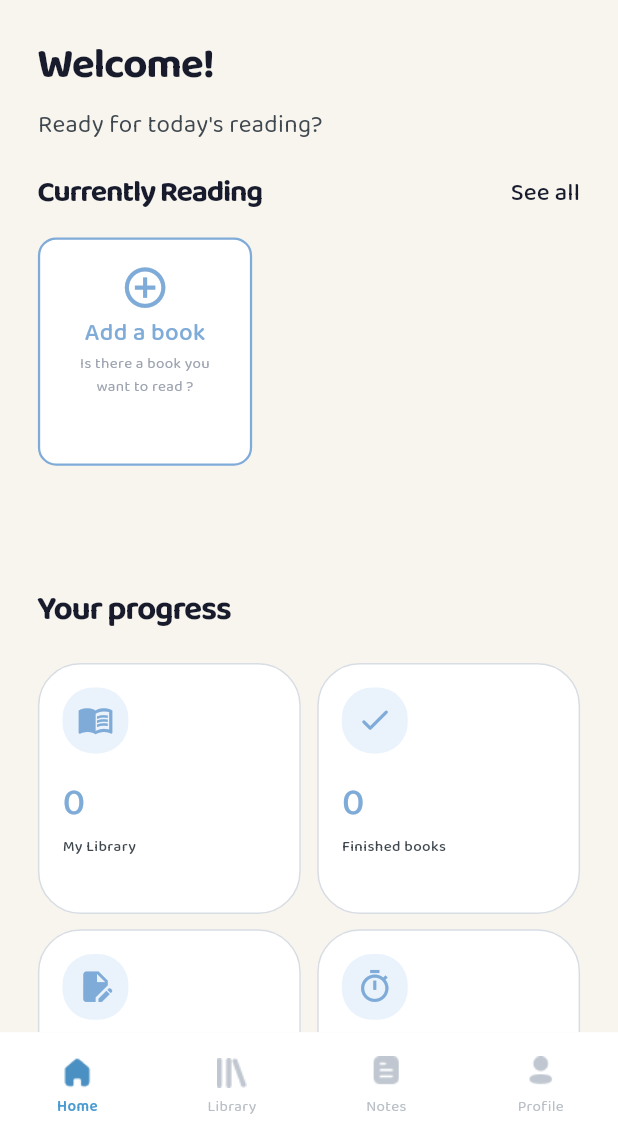
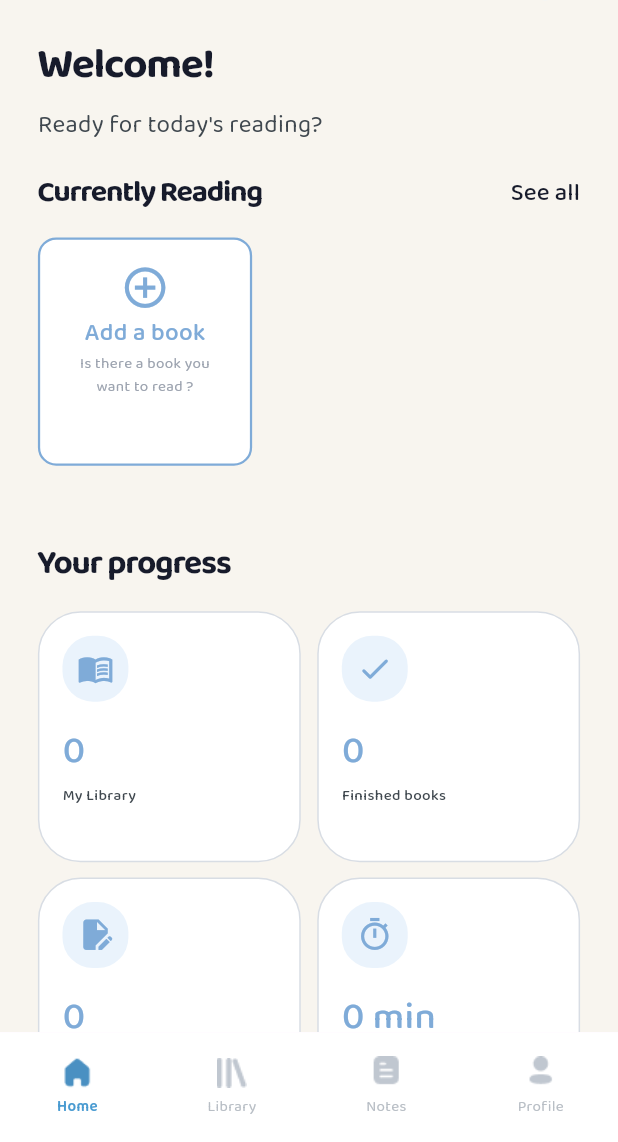
Before and after one commit to BENDJEMAAiman/Readly, a Flutter app: the HomeScreen screen opened by its route, on a phone screen of 412 x 824 dp, the part 94-1236 px from its top. Run offline on Flutter 3.47's test engine with Material 3 defaults, Android fonts, the phone set to English and light mode, and no system bars; our stand-ins replace cloud_firestore, dio, equatable, firebase_auth, firebase_core, flutter_bloc and 5 more; missing offline and left inert: cloudinary; accounts and stored records are empty; project files that could hold a hidden picture were left out.

Commit message:
fix spaces between widgets

```diff
--- a/lib/features/readly/home/presentation/pages/home_screen.dart
+++ b/lib/features/readly/home/presentation/pages/home_screen.dart
@@ -51,7 +51,7 @@ class _HomeScreenState extends State<HomeScreen> {
                 SizedBox(height: 16.h),
 
                 const CurrentlyReadingSection(),
-                SizedBox(height: 40.h),
+                SizedBox(height: 10.h),
 
                 const YourProgressSection(),
 
--- a/lib/features/readly/home/presentation/widgets/your_progress_section.dart
+++ b/lib/features/readly/home/presentation/widgets/your_progress_section.dart
@@ -65,7 +65,7 @@ class YourProgressSection extends StatelessWidget {
           style: AppTextStyles.headingLarge.copyWith(fontSize: 22.sp),
         ),
 
-        SizedBox(height: 20.h),
+        SizedBox(height: 16.h),
 
         Row(
           children: [
```
